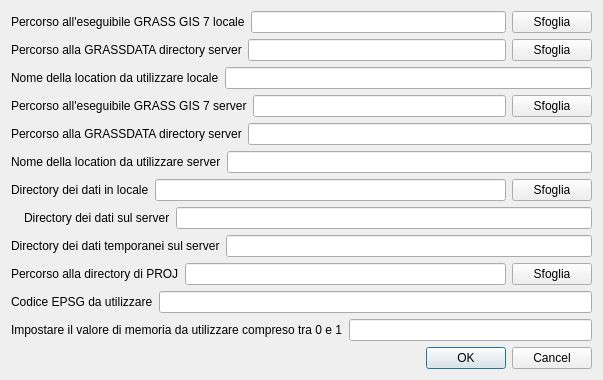
Before: the Qt Designer form ui/settings.ui in ProvinciaAutonomaTrento/STEM, drawn with Qt 5.
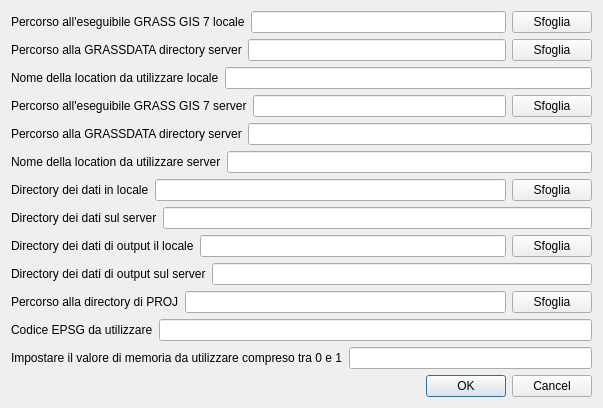
After: the same form once the commit is applied.

What changed in the file:
```diff
--- a/ui/settings.ui
+++ b/ui/settings.ui
@@ -7,7 +7,7 @@
     <x>0</x>
     <y>0</y>
     <width>603</width>
-    <height>371</height>
+    <height>376</height>
    </rect>
   </property>
   <property name="windowTitle">
@@ -144,13 +144,6 @@
      </item>
      <item>
       <layout class="QHBoxLayout" name="horizontalLayout_11">
-       <item>
-        <widget class="QLabel" name="label">
-         <property name="text">
-          <string/>
-         </property>
-        </widget>
-       </item>
        <item>
         <widget class="QLabel" name="label_serverdata">
          <property name="text">
@@ -163,12 +156,33 @@
        </item>
       </layout>
      </item>
+     <item>
+      <layout class="QHBoxLayout" name="horizontalLayout_13">
+       <item>
+        <widget class="QLabel" name="label_outputlocal">
+         <property name="text">
+          <string>Directory dei dati di output il locale</string>
+         </property>
+        </widget>
+       </item>
+       <item>
+        <widget class="QLineEdit" name="lineEdit_outputlocal"/>
+       </item>
+       <item>
+        <widget class="QPushButton" name="pushButton_outputlocal">
+         <property name="text">
+          <string>Sfoglia</string>
+         </property>
+        </widget>
+       </item>
+      </layout>
+     </item>
      <item>
       <layout class="QHBoxLayout" name="horizontalLayout_12">
        <item>
         <widget class="QLabel" name="label_tempserverdata">
          <property name="text">
-          <string>Directory dei dati temporanei sul server</string>
+          <string>Directory dei dati di output sul server</string>
          </property>
         </widget>
        </item>
```
Left out of the diff: 4 changed lines with no effect on the pictures.
